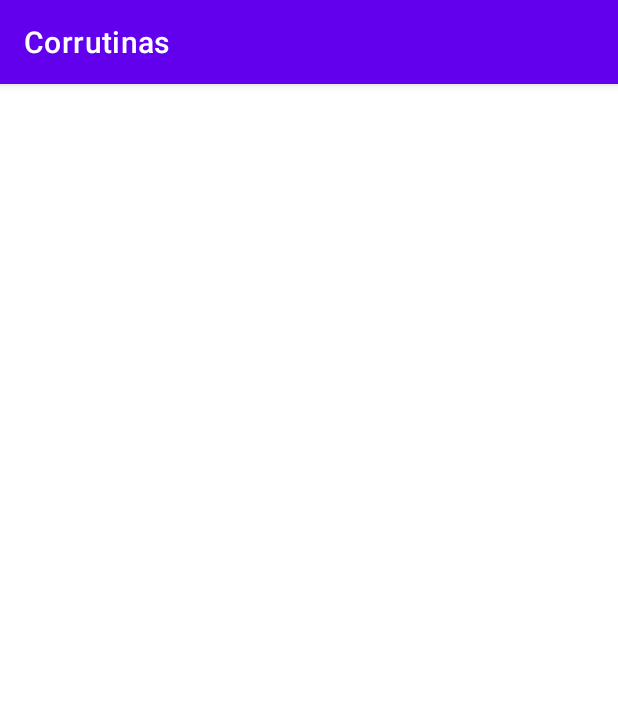
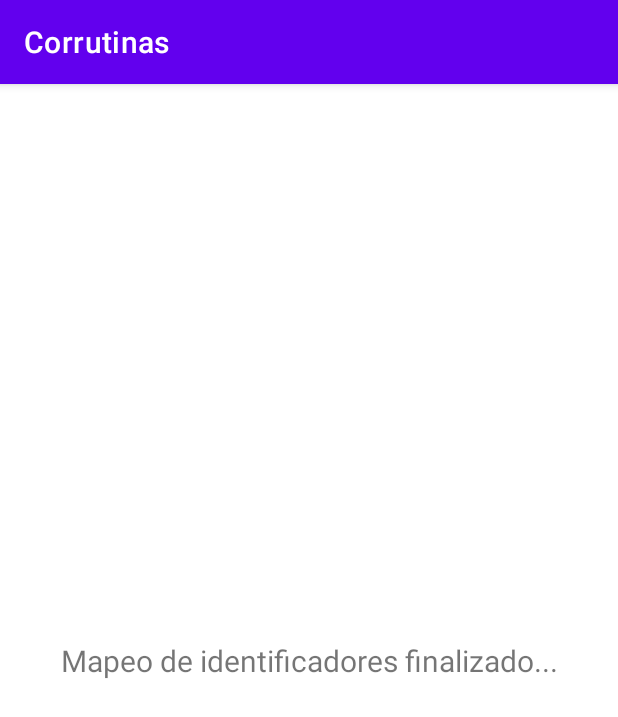
Before and after one commit to MelerosPaw/cooutines, an Android app: the OtherActivity screen opened directly, with no data from a screen before it, on a phone screen of 412 x 824 dp. Shown: the top 717 px of the screen. Run offline under Robolectric (Android 15) with nearby library versions, the phone set to English and light mode, and no system bars.

```diff
--- a/app/src/main/java/meleros/paw/corrutinas/BaseViewModel.kt
+++ b/app/src/main/java/meleros/paw/corrutinas/BaseViewModel.kt
@@ -55,6 +55,11 @@ open class BaseViewModel : ViewModel() {
         return doubleToString(millis)
     }
 
+    protected fun printAndPost(text: String) {
+        _textLiveData.postValue(text)
+        printWithTag(text)
+    }
+
     private fun doubleToString(millis: Double): String {
         val formatter = DecimalFormat.getInstance()
         formatter.maximumFractionDigits = 3
--- a/app/src/main/java/meleros/paw/corrutinas/OtherActivity.kt
+++ b/app/src/main/java/meleros/paw/corrutinas/OtherActivity.kt
@@ -10,10 +10,17 @@ class OtherActivity : BaseActivity() {
     override fun getLayout() = R.layout.activity_other
 
     override fun getBaseViewModel(): BaseViewModel =
-        otherViewModel ?: ViewModelProvider(this)[OtherViewModel::class.java].also { otherViewModel = it }
+        otherViewModel
+            ?: ViewModelProvider(this)[OtherViewModel::class.java].also { otherViewModel = it }
 
     override fun onCreate(savedInstanceState: Bundle?) {
         super.onCreate(savedInstanceState)
-        otherViewModel?.usarUnHilo()
+//        otherViewModel?.usarUnHilo()
+        otherViewModel?.cooperarAntesDeCadaProcesoCostoso(
+            listOf("1", "3", "5")
+        )
+        otherViewModel?.librosLiveData?.observe(this) {
+            textView?.text = it.joinToString("\n") { it.titulo }
+        }
     }
 }
--- a/app/src/main/java/meleros/paw/corrutinas/OtherViewModel.kt
+++ b/app/src/main/java/meleros/paw/corrutinas/OtherViewModel.kt
@@ -1,8 +1,21 @@
 package meleros.paw.corrutinas
 
+import androidx.lifecycle.MutableLiveData
+import androidx.lifecycle.viewModelScope
+import kotlinx.coroutines.Dispatchers
+import kotlinx.coroutines.launch
 import kotlin.concurrent.thread
 
 class OtherViewModel : BaseViewModel() {
+
+    val librosLiveData: MutableLiveData<List<LibroVO>> = MutableLiveData()
+    val biblioteca = listOf(
+        LibroDTO("Moby Dick", 1),
+        LibroDTO("Cuento de Navidad", 2),
+        LibroDTO("Teología aplicada al paganismo", 3),
+        LibroDTO("Sopa de ganso para el fracasado", 4),
+        LibroDTO("La sirenita", 5),
+    )
 
     fun usarUnHilo() {
         thread {
@@ -13,4 +26,43 @@ class OtherViewModel : BaseViewModel() {
             printWithTag("He terminado")
         }
     }
+
+    fun cooperarAntesDeCadaProcesoCostoso(ids: List<String>) {
+        viewModelScope.launch(Dispatchers.Default) {
+            val idLibros = ids.mapNotNull(String::toIntOrNull)
+            printAndPost("Mapeo de identificadores finalizado...")
+
+            val dtos = getLibros(idLibros)
+            printAndPost("Libros obtenidos...")
+
+            val bos = dtos.map { libro -> libro.toBo() }
+            printAndPost("Mapeado a BO finalizado...")
+
+            val vos = bos.map { libro -> libro.toVo() }
+            printAndPost("Mapeado a VO finalizado...")
+
+            librosLiveData.postValue(vos)
+        }
+    }
+
+    fun getLibros(idLibros: List<Int>): List<LibroDTO> {
+        Thread.sleep(3000L)
+        return idLibros.mapNotNull { id -> biblioteca.find { it.id == id } }
+    }
+
+    class LibroDTO(val titulo: String, val id: Int)
+
+    fun LibroDTO.toBo(): LibroBO {
+        Thread.sleep(1000L)
+        return LibroBO(titulo)
+    }
+
+    class LibroBO(val titulo: String)
+
+    fun LibroBO.toVo(): LibroVO {
+        Thread.sleep(1000L)
+        return LibroVO(titulo)
+    }
+
+    class LibroVO(val titulo: String)
 }
--- a/app/src/main/res/layout/activity_other.xml
+++ b/app/src/main/res/layout/activity_other.xml
@@ -1,8 +1,20 @@
 <?xml version="1.0" encoding="utf-8"?>
 <androidx.constraintlayout.widget.ConstraintLayout xmlns:android="http://schemas.android.com/apk/res/android"
-  xmlns:tools="http://schemas.android.com/tools"
-  android:layout_width="match_parent"
-  android:layout_height="match_parent"
-  tools:context=".MainActivity">
+    xmlns:tools="http://schemas.android.com/tools"
+    android:layout_width="match_parent"
+    android:layout_height="match_parent"
+    xmlns:app="http://schemas.android.com/apk/res-auto"
+    tools:context=".MainActivity">
+
+    <TextView
+        android:id="@+id/texto"
+        android:layout_width="wrap_content"
+        android:layout_height="wrap_content"
+        android:text=""
+        android:textSize="20sp"
+        app:layout_constraintTop_toTopOf="parent"
+        app:layout_constraintBottom_toBottomOf="parent"
+        app:layout_constraintStart_toStartOf="parent"
+        app:layout_constraintEnd_toEndOf="parent"/>
 
 </androidx.constraintlayout.widget.ConstraintLayout>
```
Also changed, not shown: app/src/main/java/meleros/paw/corrutinas/MainActivity.kt (+17 -3 lines), app/src/main/java/meleros/paw/corrutinas/MainViewModel.kt (+134 -125 lines).
